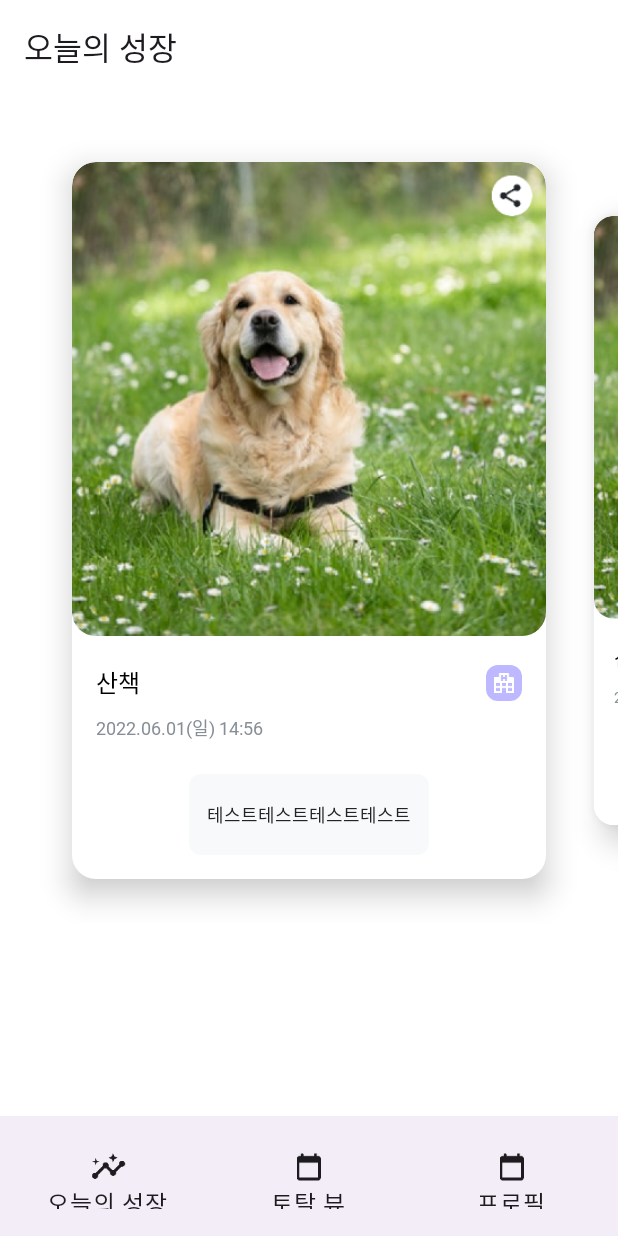
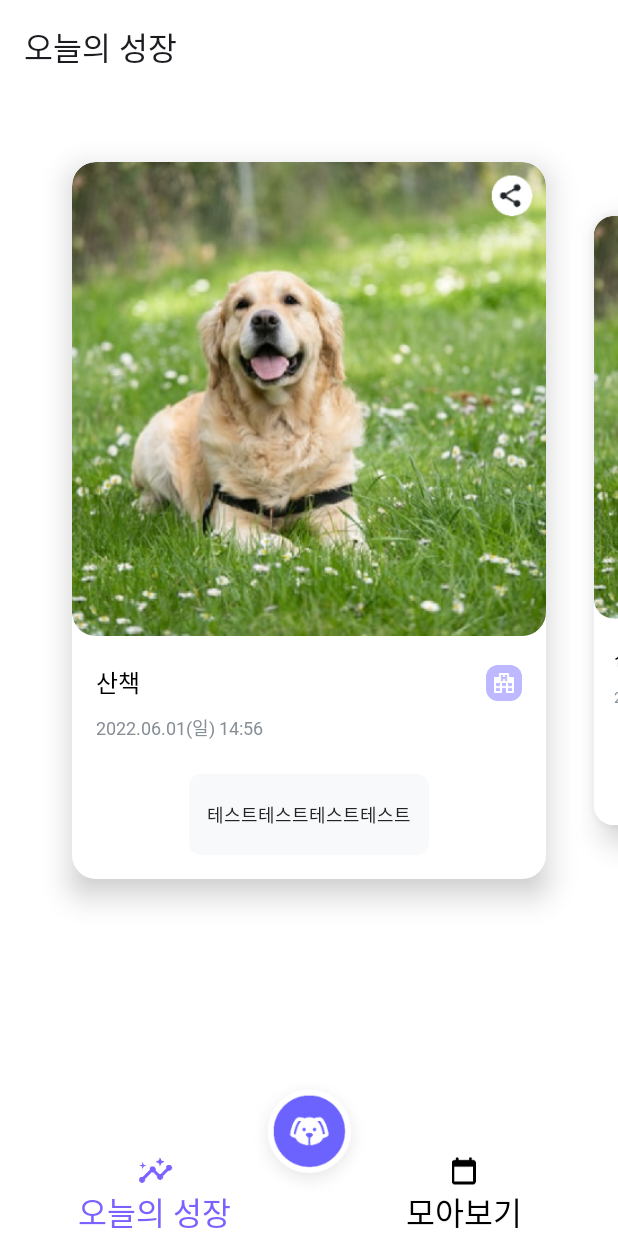
Before and after one commit to c004245/pet-grow-daily, an Android app built with Jetpack Compose: the screen it shows after launch (MainActivity), on a phone screen of 412 x 824 dp. Run offline under Robolectric (Android 15) with nearby library versions, the phone set to English and light mode, and no system bars; our stand-ins replace Dagger/Hilt's generated code, Room's generated code, accompanist; Roboto replaces fonts that are not available here; 1 statement that could not run was skipped.

Commit message:
chore: tab ui ongoing

```diff
--- a/app/src/main/java/com/example/pet_grow_daily/feature/main/MainScreen.kt
+++ b/app/src/main/java/com/example/pet_grow_daily/feature/main/MainScreen.kt
@@ -3,6 +3,8 @@ package com.example.pet_grow_daily.feature.main
 import android.widget.Toast
 import androidx.compose.animation.EnterTransition
 import androidx.compose.animation.ExitTransition
+import androidx.compose.foundation.Image
+import androidx.compose.foundation.clickable
 import androidx.compose.foundation.layout.Arrangement
 import androidx.compose.foundation.layout.Box
 import androidx.compose.foundation.layout.Column
@@ -12,8 +14,11 @@ import androidx.compose.foundation.layout.Spacer
 import androidx.compose.foundation.layout.fillMaxSize
 import androidx.compose.foundation.layout.fillMaxWidth
 import androidx.compose.foundation.layout.height
+import androidx.compose.foundation.layout.navigationBarsPadding
 import androidx.compose.foundation.layout.offset
 import androidx.compose.foundation.layout.padding
+import androidx.compose.foundation.layout.size
+import androidx.compose.foundation.shape.CircleShape
 import androidx.compose.material3.BottomAppBar
 import androidx.compose.material3.Button
 import androidx.compose.material3.ExperimentalMaterial3Api
@@ -23,6 +28,7 @@ import androidx.compose.material3.Icon
 import androidx.compose.material3.IconButton
 import androidx.compose.material3.ModalBottomSheet
 import androidx.compose.material3.Scaffold
+import androidx.compose.material3.Surface
 import androidx.compose.material3.Text
 import androidx.compose.material3.rememberModalBottomSheetState
 import androidx.compose.runtime.Composable
@@ -35,6 +41,7 @@ import androidx.compose.runtime.setValue
 import androidx.compose.ui.Alignment
 import androidx.compose.ui.Modifier
 import androidx.compose.ui.graphics.Color
+import androidx.compose.ui.layout.ContentScale
 import androidx.compose.ui.platform.LocalContext
 import androidx.compose.ui.res.painterResource
 import androidx.compose.ui.tooling.preview.Preview
@@ -156,54 +163,70 @@ fun CustomBottomBar(
     onTestClick: () -> Unit,
     onSelectBottomClick: () -> Unit
 ) {
-    BottomAppBar {
-        Row(
-            modifier = Modifier.fillMaxWidth(),
-            horizontalArrangement = Arrangement.SpaceEvenly,
-            verticalAlignment = Alignment.CenterVertically
+    Box(
+        modifier = Modifier
+            .fillMaxWidth()
+            .navigationBarsPadding()
+            .height(80.dp)
+    ) {
+        Surface(
+            color = Color.White,
+            modifier = Modifier.align(Alignment.BottomCenter)
+                .fillMaxWidth()
+                .height(56.dp)
         ) {
-            IconButton(
-                modifier = Modifier.weight(1f),
-                onClick = {
-                    onTestClick()
+            Row(
+                modifier = Modifier.fillMaxWidth(),
+                horizontalArrangement = Arrangement.SpaceBetween,
+                verticalAlignment = Alignment.CenterVertically
+            ) {
+                Column(
+                    horizontalAlignment = Alignment.CenterHorizontally,
+                    modifier = Modifier.clickable {
 
-                }) {
-
-                Column(horizontalAlignment = Alignment.CenterHorizontally) {
+                    }.weight(1f)
+                ) {
                     Icon(
                         painter = painterResource(id = R.drawable.ic_daily_grow),
-                        contentDescription = "Today's Growth"
+                        contentDescription = "Today's Growth",
+                        tint = Color(0xFF7B61FF) // 보라색
                     )
-                    Text("오늘의 성장")
+                    Text(
+                        "오늘의 성장",
+                        style = PetgrowTheme.typography.bold,
+                        color = Color(0xFF7B61FF)
+                    )
                 }
-            }
-
-            IconButton(
-                modifier = Modifier.weight(1f),
-                onClick =
-                onSelectBottomClick
-            ) {
-                Column(horizontalAlignment = Alignment.CenterHorizontally) {
+                // 오른쪽 탭
+                Column(
+                    horizontalAlignment = Alignment.CenterHorizontally,
+                    modifier = Modifier
+                        .clickable { }
+                        .weight(1f)
+                ) {
                     Icon(
                         painter = painterResource(id = R.drawable.ic_total),
-                        contentDescription = "Total View"
+                        contentDescription = "Collect",
+                        tint = Color.Black
                     )
-                    Text("토탈 뷰")
-                }
-            }
-
-            IconButton(
-                modifier = Modifier.weight(1f),
-                onClick = { }) {
-                Column(horizontalAlignment = Alignment.CenterHorizontally) {
-                    Icon(
-                        painter = painterResource(id = R.drawable.ic_total),
-                        contentDescription = "Profile"
+                    Text(
+                        "모아보기",
+                        style = PetgrowTheme.typography.medium,
+                        color = Color.Black
                     )
-                    Text("프로필")
                 }
             }
         }
+        Image(
+            painter = painterResource(id = R.drawable.ic_add_tab),
+            contentDescription = "Center Button",
+            contentScale = ContentScale.Crop,
+            modifier = Modifier
+                .align(Alignment.TopCenter)
+                .offset(y = -28.dp)
+                .size(80.dp)
+                .clickable { onSelectBottomClick() }
+        )
     }
 }
 
```
Also changed, not shown: app/src/main/java/com/example/pet_grow_daily/feature/home/HomeRoute.kt (line endings or trailing spaces), app/src/main/res/drawable-xxxhdpi/ic_add_tab.png (added).
